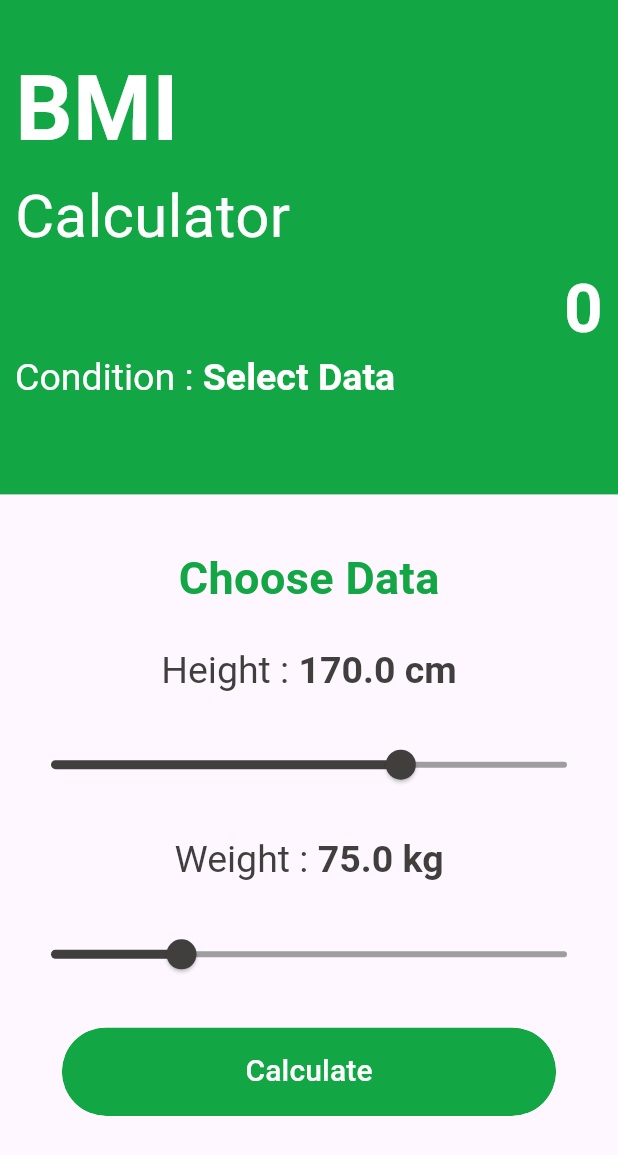
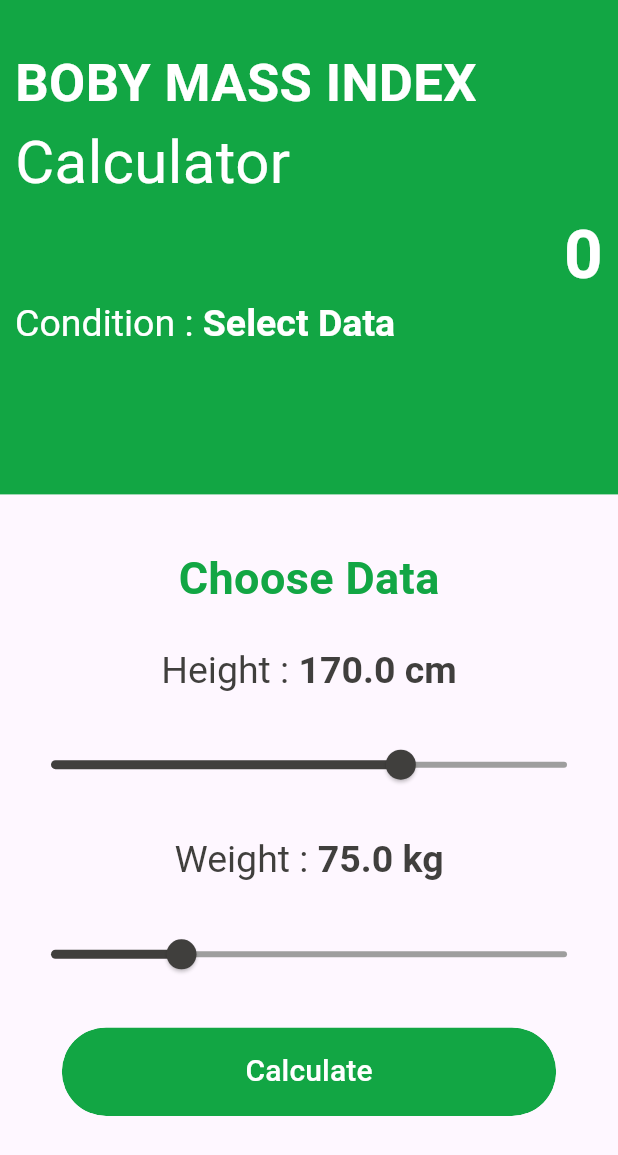
Before and after one commit to SUDHARSHAN15/sudhar_flutter, a Flutter app: the screen it shows after launch, on a phone screen of 412 x 824 dp. Shown: the top 1155 px of the screen. Run offline on Flutter 3.47's test engine with Material 3 defaults, Android fonts, the phone set to English and light mode, and no system bars.

Commit message:
Update main.dart

```diff
--- a/lib/main.dart
+++ b/lib/main.dart
@@ -32,11 +32,11 @@ class _MyAppState extends State<MyApp> {
                 crossAxisAlignment: CrossAxisAlignment.start,
                 children: <Widget>[
                   Text(
-                    "BMI",
+                    "BOBY MASS INDEX",
                     style: TextStyle(
                         color: Colors.white,
                         fontWeight: FontWeight.bold,
-                        fontSize: 60.0),
+                        fontSize: 35.0),
                   ),
                   Text(
                     "Calculator",
```
